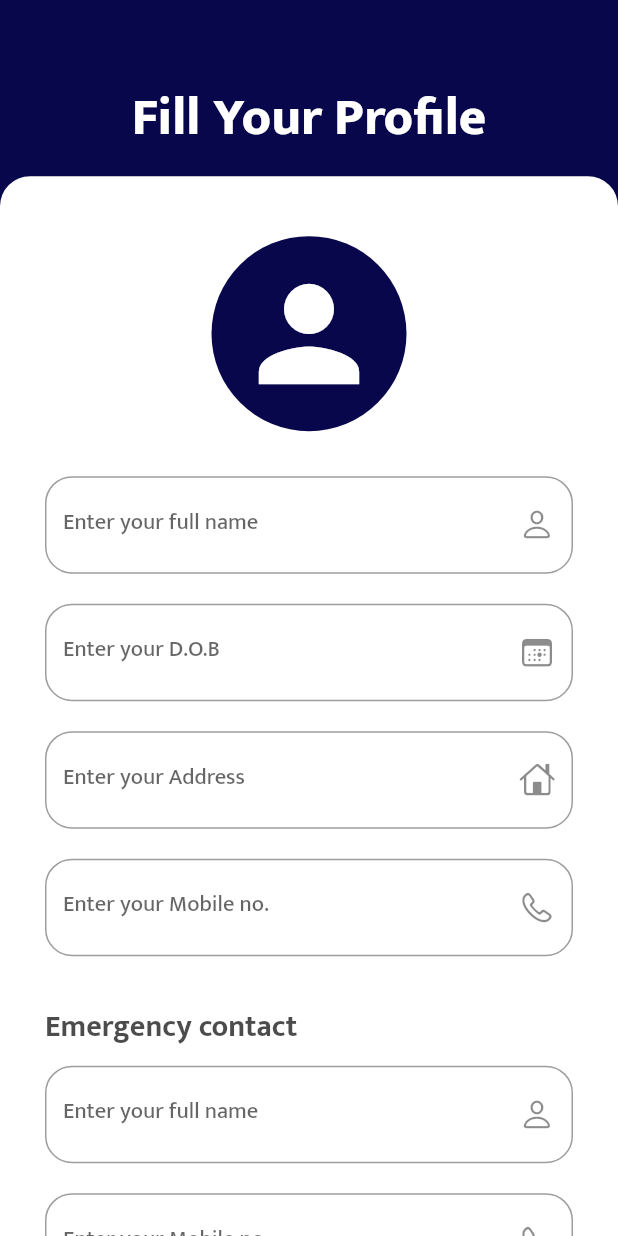
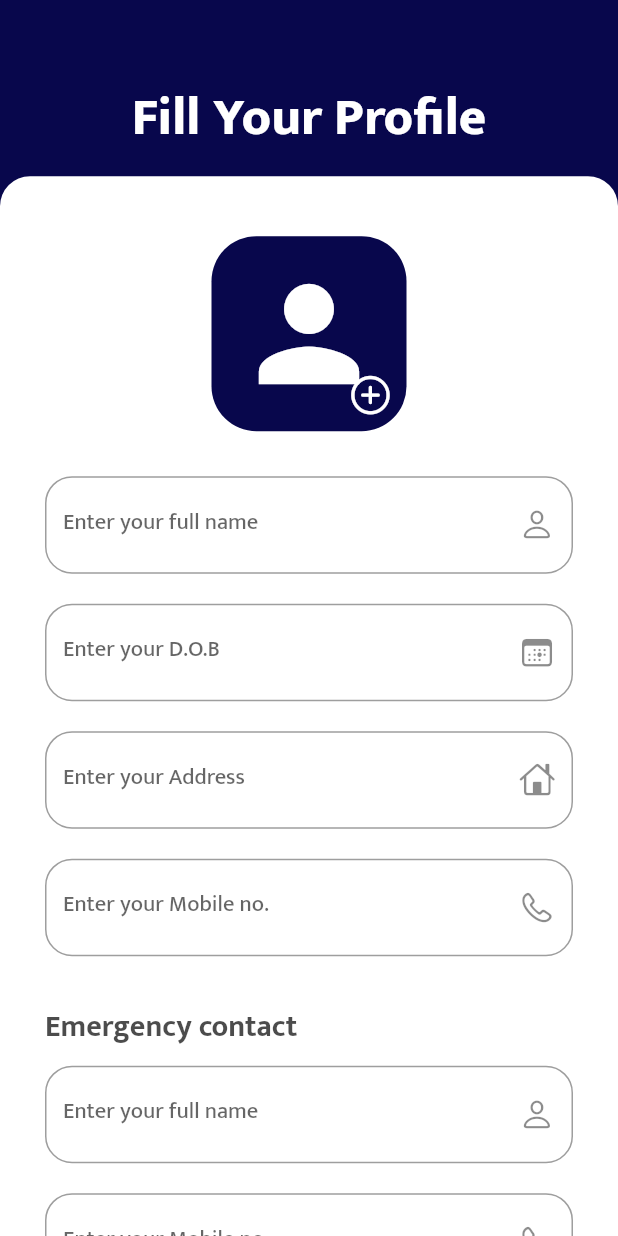
Before and after one commit to ShivamPundir12/ND_Fitness-new, a Flutter app: the Profile screen opened by its route, on a phone screen of 412 x 824 dp. Run offline on Flutter 3.47's test engine with Material 2 defaults, Android fonts, the phone set to English and light mode, and no system bars; our stand-ins replace cloud_firestore, firebase_auth, firebase_core, firebase_storage, flutter_secure_storage, flutter_svg and 2 more; accounts and stored records are empty.

Commit message:
profile 23-04-23

```diff
--- a/lib/main.dart
+++ b/lib/main.dart
@@ -45,7 +45,7 @@ class MyApp extends StatelessWidget {
         '/weigt': (context) => Usr_Weight(),
         // '/age': (context) => age(),
       },
-      home: SplashScreen(),
+      home: Profile(),
     );
   }
 }
--- a/lib/screens/info/profilecontroller/profile.dart
+++ b/lib/screens/info/profilecontroller/profile.dart
@@ -119,11 +119,8 @@ class _ProfileState extends State<Profile> {
                             SizedBox(
                               height: 40,
                             ),
-                            InkWell(
-                              onTap: () {
-                                provider.pickImage(context);
-                              },
-                              child: Container(
+                            Stack(alignment: Alignment.bottomRight, children: [
+                              Container(
                                 clipBehavior: Clip.antiAlias,
                                 height: 130,
                                 width: 130,
@@ -145,9 +142,19 @@ class _ProfileState extends State<Profile> {
                                       ),
                                 decoration: BoxDecoration(
                                     color: background_color,
-                                    shape: BoxShape.circle),
+                                    shape: BoxShape.rectangle,
+                                    borderRadius: BorderRadius.circular(30)),
                               ),
-                            ),
+                              Container(
+                                child: IconButton(
+                                    onPressed: () {
+                                      provider.pickImage(context);
+                                    },
+                                    icon: Icon(CupertinoIcons.plus_circled),
+                                    color: Colors.white,
+                                    iconSize: 30),
+                              ),
+                            ]),
                             SizedBox(
                               height: 30,
                             ),
```
